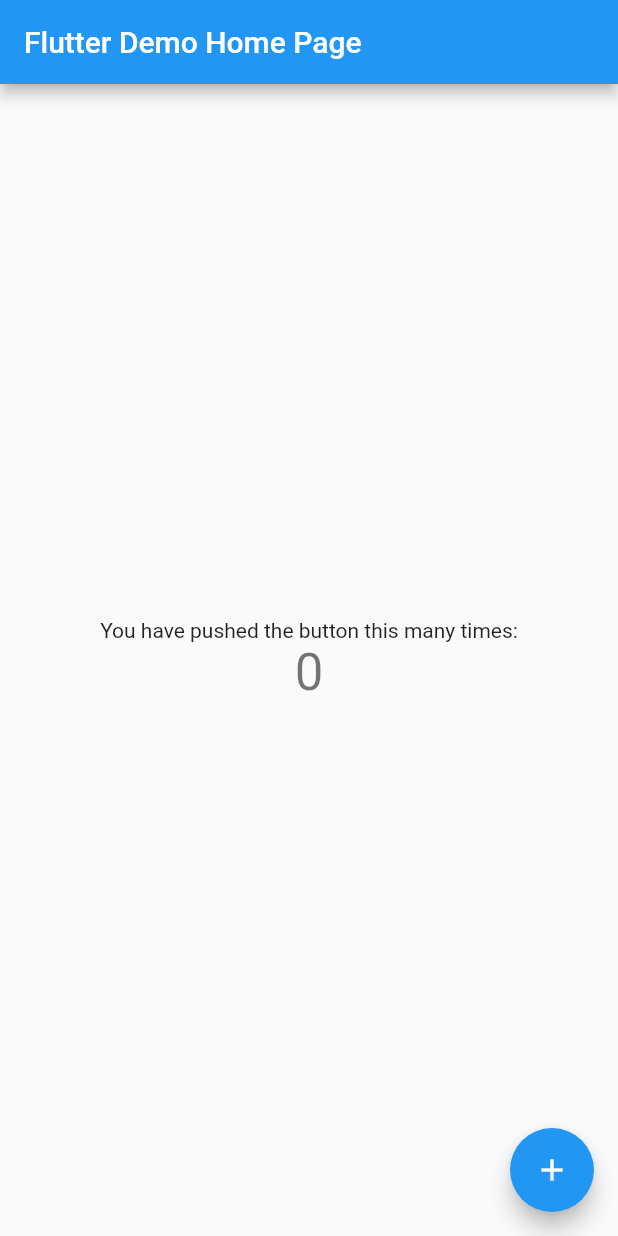
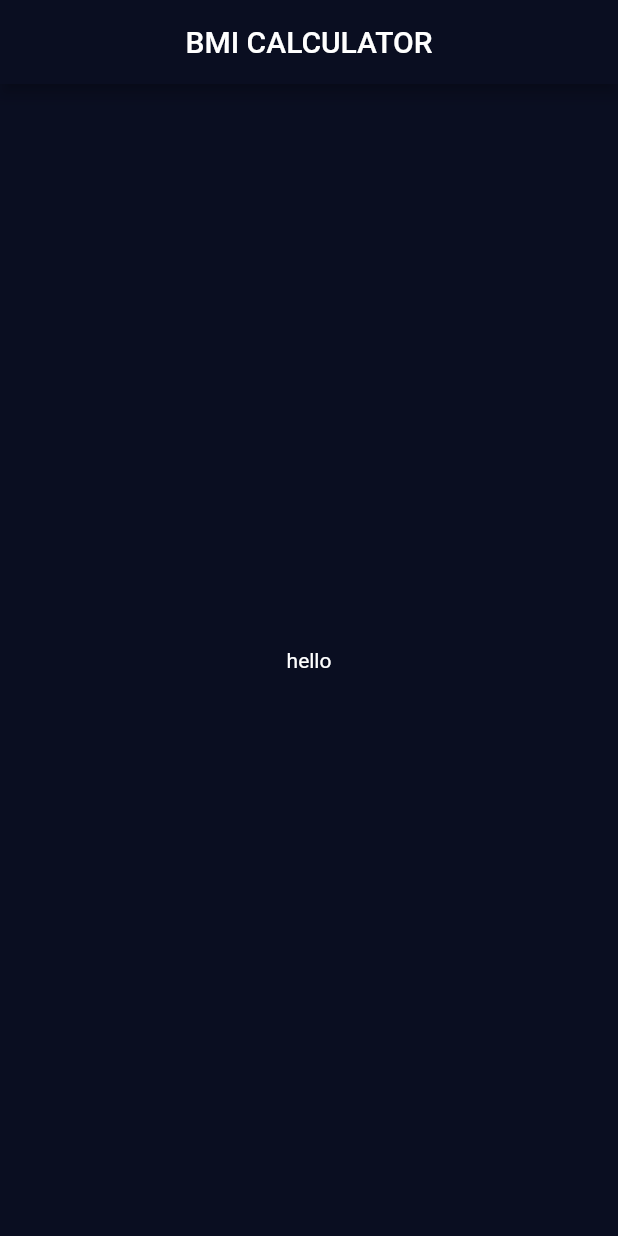
Before and after one commit to sussananukem/bmi_calculator, a Flutter app: the screen it shows after launch, on a phone screen of 412 x 824 dp. Run offline on Flutter 3.47's test engine with Material 2 defaults, Android fonts, the phone set to English and light mode, and no system bars; our stand-ins replace device_preview.

Commit message:
Second Commit

```diff
--- a/lib/main.dart
+++ b/lib/main.dart
@@ -1,115 +1,57 @@
+import 'package:device_preview/device_preview.dart';
+import 'package:flutter/foundation.dart';
 import 'package:flutter/material.dart';
 
 void main() {
-  runApp(const MyApp());
+  runApp(
+    DevicePreview(
+      enabled: kDebugMode,
+      builder: (context) => const MyApp(),
+    ),
+  );
 }
 
 class MyApp extends StatelessWidget {
   const MyApp({super.key});
 
-  // This widget is the root of your application.
   @override
   Widget build(BuildContext context) {
     return MaterialApp(
-      title: 'Flutter Demo',
-      theme: ThemeData(
-        // This is the theme of your application.
-        //
-        // Try running your application with "flutter run". You'll see the
-        // application has a blue toolbar. Then, without quitting the app, try
-        // changing the primarySwatch below to Colors.green and then invoke
-        // "hot reload" (press "r" in the console where you ran "flutter run",
-        // or simply save your changes to "hot reload" in a Flutter IDE).
-        // Notice that the counter didn't reset back to zero; the application
-        // is not restarted.
-        primarySwatch: Colors.blue,
+      useInheritedMediaQuery: true,
+      locale: DevicePreview.locale(context),
+      builder: DevicePreview.appBuilder,
+      title: 'BMI Calculator Application',
+      theme: ThemeData.dark().copyWith(
+        primaryColor: const Color(0xFF0A0E21),
+        scaffoldBackgroundColor: const Color(0xFF0A0E21),
+        appBarTheme: const AppBarTheme(
+          backgroundColor: Color(0xFF0A0E21),
+        )
       ),
-      home: const MyHomePage(title: 'Flutter Demo Home Page'),
+      home: const MyHomePage(),
     );
   }
 }
 
 class MyHomePage extends StatefulWidget {
-  const MyHomePage({super.key, required this.title});
-
-  // This widget is the home page of your application. It is stateful, meaning
-  // that it has a State object (defined below) that contains fields that affect
-  // how it looks.
-
-  // This class is the configuration for the state. It holds the values (in this
-  // case the title) provided by the parent (in this case the App widget) and
-  // used by the build method of the State. Fields in a Widget subclass are
-  // always marked "final".
-
-  final String title;
+  const MyHomePage({Key? key}) : super(key: key);
 
   @override
   State<MyHomePage> createState() => _MyHomePageState();
 }
 
 class _MyHomePageState extends State<MyHomePage> {
-  int _counter = 0;
-
-  void _incrementCounter() {
-    setState(() {
-      // This call to setState tells the Flutter framework that something has
-      // changed in this State, which causes it to rerun the build method below
-      // so that the display can reflect the updated values. If we changed
-      // _counter without calling setState(), then the build method would not be
-      // called again, and so nothing would appear to happen.
-      _counter++;
-    });
-  }
-
   @override
   Widget build(BuildContext context) {
-    // This method is rerun every time setState is called, for instance as done
-    // by the _incrementCounter method above.
-    //
-    // The Flutter framework has been optimized to make rerunning build methods
-    // fast, so that you can just rebuild anything that needs updating rather
-    // than having to individually change instances of widgets.
     return Scaffold(
       appBar: AppBar(
-        // Here we take the value from the MyHomePage object that was created by
-        // the App.build method, and use it to set our appbar title.
-        title: Text(widget.title),
+        title: const Center(child: Text('BMI CALCULATOR')),
       ),
-      body: Center(
-        // Center is a layout widget. It takes a single child and positions it
-        // in the middle of the parent.
-        child: Column(
-          // Column is also a layout widget. It takes a list of children and
-          // arranges them vertically. By default, it sizes itself to fit its
-          // children horizontally, and tries to be as tall as its parent.
-          //
-          // Invoke "debug painting" (press "p" in the console, choose the
-          // "Toggle Debug Paint" action from the Flutter Inspector in Android
-          // Studio, or the "Toggle Debug Paint" command in Visual Studio Code)
-          // to see the wireframe for each widget.
-          //
-          // Column has various properties to control how it sizes itself and
-          // how it positions its children. Here we use mainAxisAlignment to
-          // center the children vertically; the main axis here is the vertical
-          // axis because Columns are vertical (the cross axis would be
-          // horizontal).
-          mainAxisAlignment: MainAxisAlignment.center,
-          children: <Widget>[
-            const Text(
-              'You have pushed the button this many times:',
-            ),
-            Text(
-              '$_counter',
-              style: Theme.of(context).textTheme.headlineMedium,
-            ),
-          ],
+      body: const SafeArea(
+        child: Center(
+          child: Text('hello'),
         ),
       ),
-      floatingActionButton: FloatingActionButton(
-        onPressed: _incrementCounter,
-        tooltip: 'Increment',
-        child: const Icon(Icons.add),
-      ), // This trailing comma makes auto-formatting nicer for build methods.
     );
   }
 }
```
Also changed, not shown: 15 other files.
